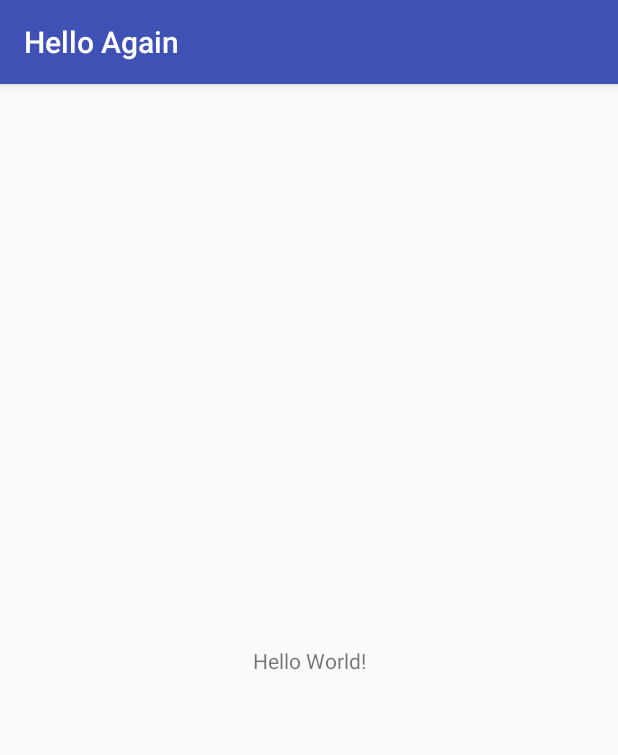
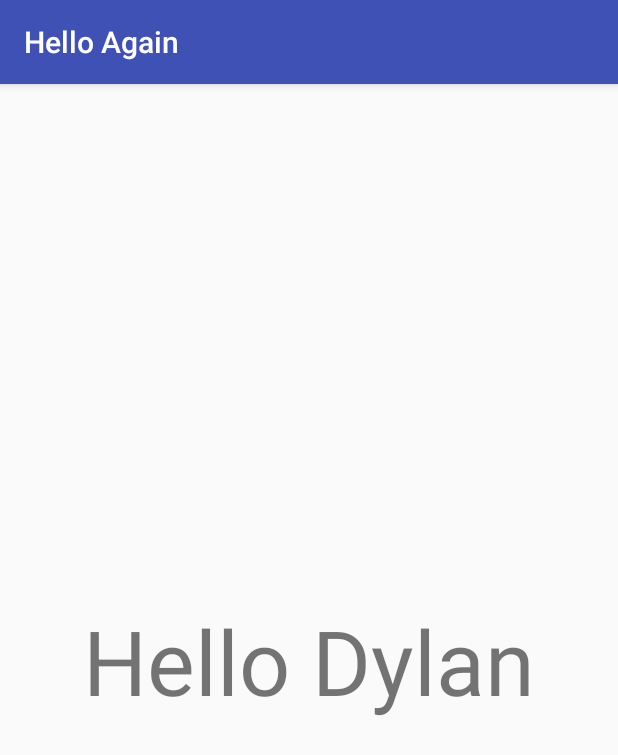
Before and after one commit to degrood21/HelloAgain, an Android app: the screen it shows after launch (MainActivity), on a phone screen of 412 x 824 dp. Shown: the top 755 px of the screen. Run offline under Robolectric (Android 15) with nearby library versions, the phone set to English and light mode, and no system bars.

Commit message:
Text Size Commit

```diff
--- a/app/src/main/res/layout/activity_main.xml
+++ b/app/src/main/res/layout/activity_main.xml
@@ -9,7 +9,8 @@
     <TextView
         android:layout_width="wrap_content"
         android:layout_height="wrap_content"
-        android:text="Hello World!"
+        android:text="Hello Dylan"
+        android:textSize="60dp"
         app:layout_constraintBottom_toBottomOf="parent"
         app:layout_constraintLeft_toLeftOf="parent"
         app:layout_constraintRight_toRightOf="parent"
```
